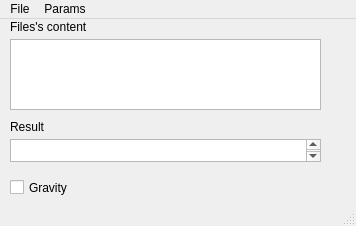
Before: the Qt Designer form incedent_tree/mainwindow.ui in Nn0wn/garbage, drawn with Qt 5.
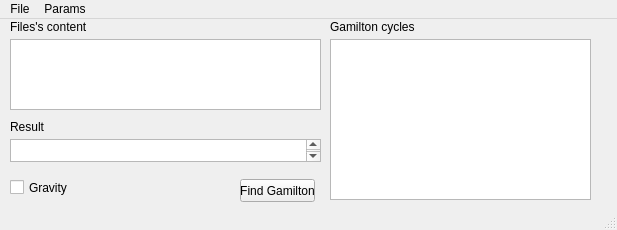
After: the same form once the commit is applied.

Diff of the .ui file:
```diff
--- a/incedent_tree/mainwindow.ui
+++ b/incedent_tree/mainwindow.ui
@@ -6,8 +6,8 @@
    <rect>
     <x>0</x>
     <y>0</y>
-    <width>356</width>
-    <height>226</height>
+    <width>617</width>
+    <height>230</height>
    </rect>
   </property>
   <property name="windowTitle">
@@ -82,6 +82,42 @@
      <string>Result</string>
     </property>
    </widget>
+   <widget class="QPushButton" name="pushButton">
+    <property name="geometry">
+     <rect>
+      <x>240</x>
+      <y>160</y>
+      <width>75</width>
+      <height>23</height>
+     </rect>
+    </property>
+    <property name="text">
+     <string>Find Gamilton</string>
+    </property>
+   </widget>
+   <widget class="QTextEdit" name="textEdit_2">
+    <property name="geometry">
+     <rect>
+      <x>330</x>
+      <y>20</y>
+      <width>261</width>
+      <height>161</height>
+     </rect>
+    </property>
+   </widget>
+   <widget class="QLabel" name="label_2">
+    <property name="geometry">
+     <rect>
+      <x>330</x>
+      <y>0</y>
+      <width>141</width>
+      <height>16</height>
+     </rect>
+    </property>
+    <property name="text">
+     <string>Gamilton cycles</string>
+    </property>
+   </widget>
   </widget>
   <widget class="QStatusBar" name="statusBar"/>
   <widget class="QMenuBar" name="menuBar">
@@ -89,7 +125,7 @@
     <rect>
      <x>0</x>
      <y>0</y>
-     <width>356</width>
+     <width>617</width>
      <height>21</height>
     </rect>
    </property>
```
